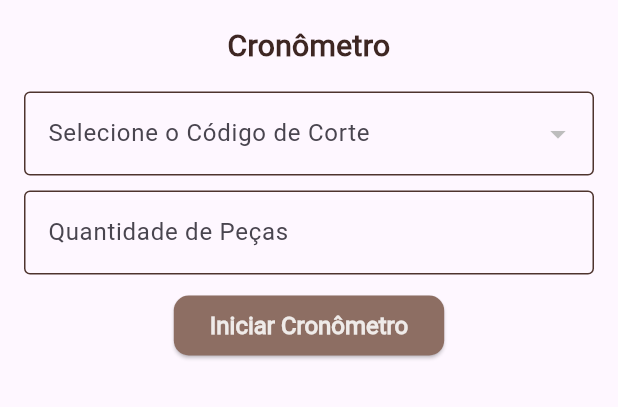
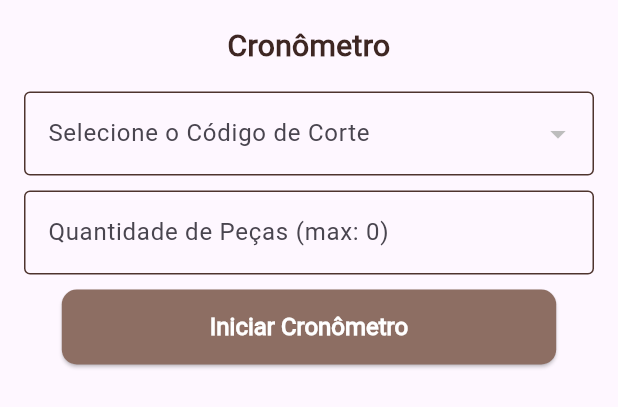
Before and after one commit to MateusFelS/prod_manage, a Flutter app: the TimingOptionsSheet widget shown alone on an empty page, opened directly with empty values, on a phone screen of 412 x 824 dp. Shown: the top 407 px of the screen. Run offline on Flutter 3.47's test engine with Material 3 defaults, Android fonts, the phone set to English and light mode, and no system bars; our stand-ins replace fl_chart, image_picker; network calls fail.

Commit message:
fixing app bugs

```diff
--- a/prod_manage_app/lib/pages/management/employee/employee_list.dart
+++ b/prod_manage_app/lib/pages/management/employee/employee_list.dart
@@ -117,7 +117,7 @@ class _EmployeeListPageState extends State<EmployeeListPage> {
                                     _deleteEmployee(employee['id']);
                                   },
                                 ),
-                                Icon(Icons.arrow_forward,
+                                Icon(Icons.arrow_forward_ios,
                                     color: Colors.brown.shade800),
                               ],
                             ),
--- a/prod_manage_app/lib/pages/management/employee/employee_performance.dart
+++ b/prod_manage_app/lib/pages/management/employee/employee_performance.dart
@@ -64,7 +64,9 @@ class _PerformancePageState extends State<PerformancePage> {
     try {
       final records = await apiService.fetchCutRecords(widget.employee['id']);
       setState(() {
-        _cutRecords = records;
+        _cutRecords = records
+            .where((record) => record['employeeId'] == widget.employee['id'])
+            .toList();
       });
     } catch (e) {
       _showSnackBar('Erro: $e');
@@ -309,6 +311,7 @@ class TimingOptionsSheet extends StatefulWidget {
 class _TimingOptionsSheetState extends State<TimingOptionsSheet> {
   String? selectedCut;
   int pieceAmount = 0;
+  String? errorMessage;
 
   @override
   Widget build(BuildContext context) {
@@ -327,11 +330,15 @@ class _TimingOptionsSheetState extends State<TimingOptionsSheet> {
             textAlign: TextAlign.center,
           ),
           SizedBox(height: 16),
+
+          // Dropdown para selecionar o código de corte
           DropdownButtonFormField<String>(
             value: selectedCut,
             onChanged: (value) {
               setState(() {
                 selectedCut = value;
+                pieceAmount = widget.cutRecords.firstWhere(
+                    (record) => record['code'] == value)['pieceAmount'];
               });
             },
             items: widget.cutRecords.map((record) {
@@ -343,16 +350,28 @@ class _TimingOptionsSheetState extends State<TimingOptionsSheet> {
             decoration: _inputDecoration('Selecione o Código de Corte'),
           ),
           SizedBox(height: 10),
+
+          // Campo de quantidade de peças com dica de máximo
           TextFormField(
             keyboardType: TextInputType.number,
-            decoration: _inputDecoration('Quantidade de Peças'),
+            decoration:
+                _inputDecoration('Quantidade de Peças (max: $pieceAmount)')
+                    .copyWith(
+              errorText: errorMessage,
+            ),
             onChanged: (value) {
               setState(() {
-                pieceAmount = int.tryParse(value) ?? 0;
+                int enteredValue = int.tryParse(value) ?? 0;
+                if (enteredValue < 1 || enteredValue > pieceAmount) {
+                  errorMessage = 'Quantidade deve ser entre 1 e $pieceAmount';
+                } else {
+                  errorMessage = null;
+                }
               });
             },
           ),
           SizedBox(height: 10),
+
           ElevatedButton(
             onPressed: () {
               if (selectedCut != null && pieceAmount > 0) {
@@ -361,7 +380,18 @@ class _TimingOptionsSheetState extends State<TimingOptionsSheet> {
               }
             },
             child: Text('Iniciar Cronômetro'),
-            style: _buttonStyle(),
+            style: ElevatedButton.styleFrom(
+              backgroundColor: Colors.brown.shade400,
+              foregroundColor: Colors.white,
+              textStyle: TextStyle(
+                fontSize: 16,
+                fontWeight: FontWeight.bold,
+              ),
+              fixedSize: Size(MediaQuery.of(context).size.width * .8, 50),
+              shape: RoundedRectangleBorder(
+                borderRadius: BorderRadius.circular(10),
+              ),
+            ),
           ),
         ],
       ),
@@ -380,18 +410,4 @@ class _TimingOptionsSheetState extends State<TimingOptionsSheet> {
       ),
     );
   }
-
-  ButtonStyle _buttonStyle() {
-    return ElevatedButton.styleFrom(
-      backgroundColor: Colors.brown.shade400,
-      foregroundColor: Colors.brown.shade50,
-      textStyle: TextStyle(
-        fontSize: 16,
-        fontWeight: FontWeight.bold,
-      ),
-      shape: RoundedRectangleBorder(
-        borderRadius: BorderRadius.circular(10),
-      ),
-    );
-  }
 }
--- a/prod_manage_app/lib/pages/management/production/production_details.dart
+++ b/prod_manage_app/lib/pages/management/production/production_details.dart
@@ -81,7 +81,7 @@ class _ProductionCutDetailsPageState extends State<ProductionCutDetailsPage> {
   Future<void> _deleteCutRecord() async {
     try {
       await _apiService.deleteCutRecord(widget.cut['id']);
-      Navigator.of(context).pop();
+      Navigator.of(context).pop(true);
       _showSnackBar('Registro excluído com sucesso!');
     } catch (e) {
       _showSnackBar('Erro ao excluir o registro: $e');
--- a/prod_manage_app/pubspec.yaml
+++ b/prod_manage_app/pubspec.yaml
@@ -41,6 +41,7 @@ dependencies:
   fl_chart: ^0.69.0
   image: ^4.2.0
   path: ^1.9.0
+  shared_preferences: ^2.2.3
 
 dev_dependencies:
   flutter_test:
```
Also changed, not shown: prod_manage_app/lib/pages/management/production/production_registration.dart (+11 -5 lines), prod_manage_app/lib/pages/report/reports.dart (+30 -11 lines), prod_manage_app/pubspec.lock.
